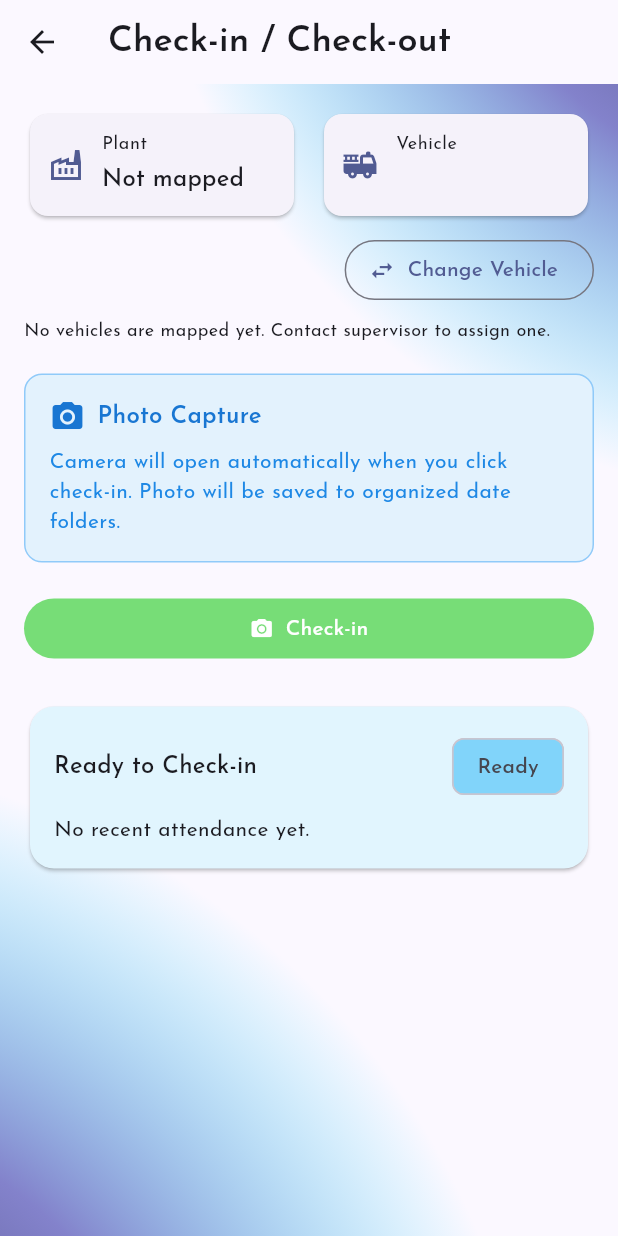
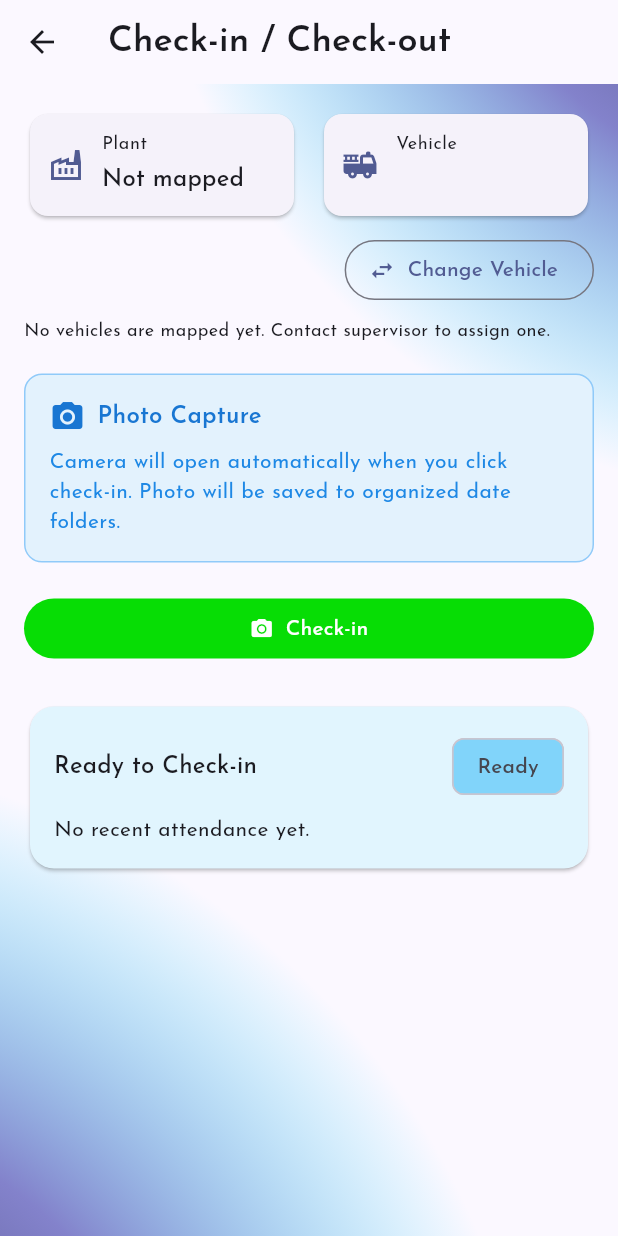
Before and after one commit to sstranswaysindia-beep/ss-attendance, a Flutter app: the CheckInOutScreen screen opened directly with empty values, on a phone screen of 412 x 824 dp. Run offline on Flutter 3.47's test engine with Material 3 defaults, Android fonts, the phone set to English and light mode, and no system bars; our stand-ins replace cached_network_image, flutter_local_notifications, geolocator, google_fonts, image_picker, permission_handler and 2 more; accounts and stored records are empty.

Commit message:
Update check-in button color to #07DD05
- Changed check-in button color from #77DD77 to #07DD05
- Check-out button remains #DFCE34 (yellow)
- Provides more vibrant green for better visibility

```diff
--- a/lib/features/attendance/check_in_out_screen.dart
+++ b/lib/features/attendance/check_in_out_screen.dart
@@ -656,7 +656,7 @@ class _CheckInOutScreenState extends State<CheckInOutScreen>
                       style: FilledButton.styleFrom(
                         backgroundColor:
                             _currentAction == CheckFlowAction.checkIn
-                            ? const Color(0xFF77DD77) // Check-in green
+                            ? const Color(0xFF07DD05) // Check-in green
                             : const Color(0xFFDFCE34), // Check-out yellow
                       ),
                       child: _isSubmitting
```
